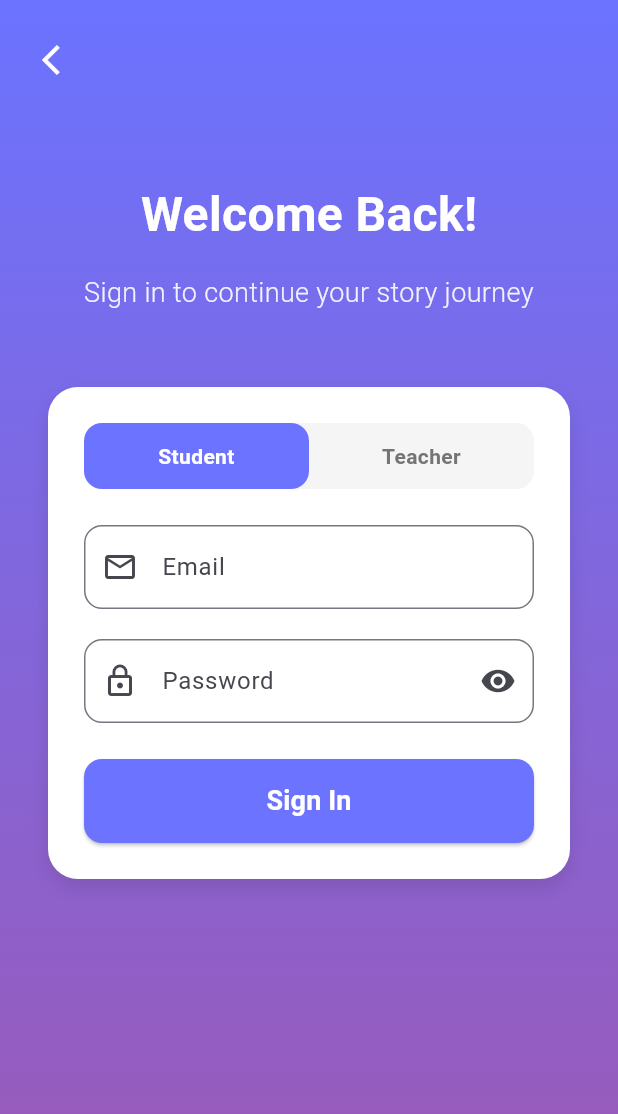
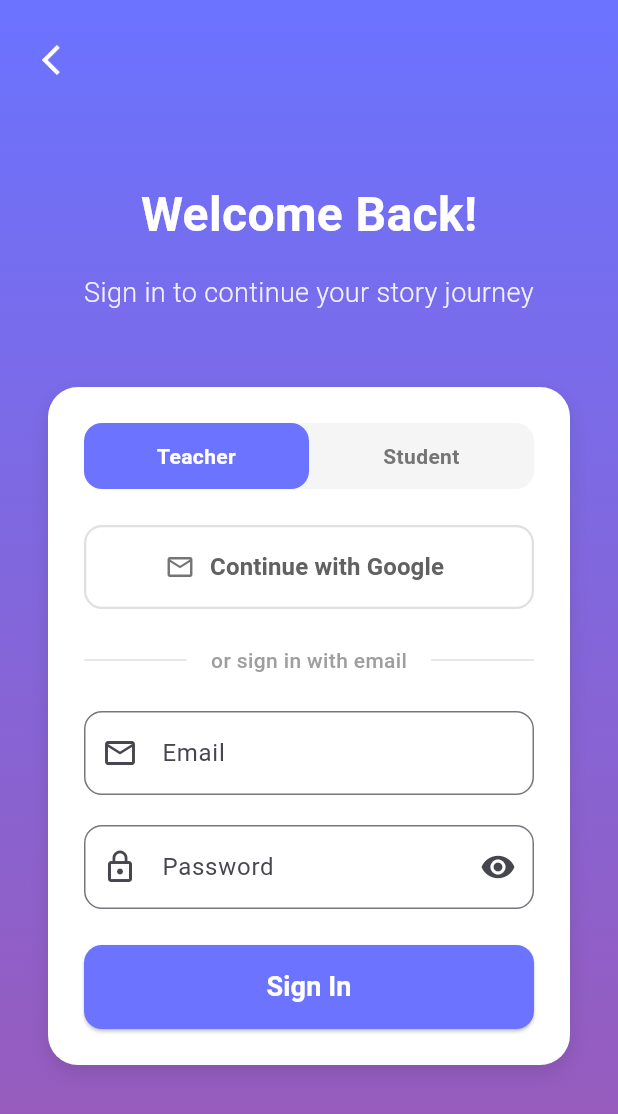
Before and after one commit to DalenVilla/Story-Buddy, a Flutter app: the screen it shows after launch, after a tap on "I Already Have an Account", on a phone screen of 412 x 824 dp. Shown: the top 1114 px of the screen. Run offline on Flutter 3.47's test engine with Material 3 defaults, Android fonts, the phone set to English and light mode, and no system bars; our stand-ins replace flutter_dotenv, shared_preferences, video_player; network calls fail.

Commit message:
fixed login

```diff
--- a/lib/screens/auth/login_screen_main.dart
+++ b/lib/screens/auth/login_screen_main.dart
@@ -1,5 +1,6 @@
 import 'package:flutter/material.dart';
 import '../student/student_home_screen.dart'; // TODO: CHANGE THIS
+import '../teacher/teacher_home_screen.dart';
 
 class LoginScreen extends StatefulWidget {
   const LoginScreen({super.key});
@@ -12,7 +13,7 @@ class _LoginScreenState extends State<LoginScreen> {
   final _formKey = GlobalKey<FormState>();
   final _emailController = TextEditingController();
   final _passwordController = TextEditingController();
-  String _selectedRole = 'student';
+  String _selectedRole = 'teacher';
   bool _isPasswordVisible = false;
   bool _isLoading = false;
 
@@ -52,11 +53,33 @@ class _LoginScreenState extends State<LoginScreen> {
         Navigator.pushReplacement(
           context,
           MaterialPageRoute(
-            builder: (context) => const StorytimeHomeScreen(), // You can create a TeacherDashboard later
+            builder: (context) => const TeacherHomeScreen(),
           ),
         );
       }
     }
+  }
+
+  Future<void> _handleGoogleLogin() async {
+    setState(() {
+      _isLoading = true;
+    });
+
+    // Simulate Google OAuth login delay
+    await Future.delayed(const Duration(seconds: 2));
+
+    setState(() {
+      _isLoading = false;
+    });
+
+    // Navigate to teacher dashboard
+    if (!mounted) return;
+    Navigator.pushReplacement(
+      context,
+      MaterialPageRoute(
+        builder: (context) => const TeacherHomeScreen(),
+      ),
+    );
   }
 
   @override
@@ -152,6 +175,32 @@ class _LoginScreenState extends State<LoginScreen> {
                                     Expanded(
                                       child: GestureDetector(
                                         onTap: () => setState(() {
+                                          _selectedRole = 'teacher';
+                                        }),
+                                        child: Container(
+                                          padding: const EdgeInsets.symmetric(vertical: 12),
+                                          decoration: BoxDecoration(
+                                            color: _selectedRole == 'teacher'
+                                                ? const Color(0xFF6B73FF)
+                                                : Colors.transparent,
+                                            borderRadius: BorderRadius.circular(12),
+                                          ),
+                                          child: Text(
+                                            'Teacher',
+                                            textAlign: TextAlign.center,
+                                            style: TextStyle(
+                                              color: _selectedRole == 'teacher'
+                                                  ? Colors.white
+                                                  : Colors.grey[600],
+                                              fontWeight: FontWeight.w600,
+                                            ),
+                                          ),
+                                        ),
+                                      ),
+                                    ),
+                                    Expanded(
+                                      child: GestureDetector(
+                                        onTap: () => setState(() {
                                           _selectedRole = 'student';
                                         }),
                                         child: Container(
@@ -175,36 +224,88 @@ class _LoginScreenState extends State<LoginScreen> {
                                         ),
                                       ),
                                     ),
-                                    Expanded(
-                                      child: GestureDetector(
-                                        onTap: () => setState(() {
-                                          _selectedRole = 'teacher';
-                                        }),
-                                        child: Container(
-                                          padding: const EdgeInsets.symmetric(vertical: 12),
-                                          decoration: BoxDecoration(
-                                            color: _selectedRole == 'teacher'
-                                                ? const Color(0xFF6B73FF)
-                                                : Colors.transparent,
+                                  ],
+                                ),
+                              ),
+                              const SizedBox(height: 24),
+
+                              // Show different content based on selected role
+                              if (_selectedRole == 'teacher') ...[
+                                // Google Login Button for Teachers
+                                SizedBox(
+                                  width: double.infinity,
+                                  height: 56,
+                                  child: OutlinedButton.icon(
+                                    onPressed: _isLoading ? null : _handleGoogleLogin,
+                                    style: OutlinedButton.styleFrom(
+                                      backgroundColor: Colors.white,
+                                      foregroundColor: Colors.grey[700],
+                                      side: BorderSide(color: Colors.grey[300]!, width: 1.5),
+                                      elevation: 0,
+                                      shadowColor: Colors.transparent,
+                                      shape: RoundedRectangleBorder(
                                         borderRadius: BorderRadius.circular(12),
                                       ),
-                                          child: Text(
-                                            'Teacher',
-                                            textAlign: TextAlign.center,
+                                    ),
+                                    icon: Container(
+                                      width: 24,
+                                      height: 24,
+                                      decoration: BoxDecoration(
+                                        borderRadius: BorderRadius.circular(4),
+                                      ),
+                                      child: Image.network(
+                                        'https://developers.google.com/identity/images/g-logo.png',
+                                        width: 20,
+                                        height: 20,
+                                        errorBuilder: (context, error, stackTrace) {
+                                          return Icon(Icons.email_outlined, size: 20, color: Colors.grey[600]);
+                                        },
+                                      ),
+                                    ),
+                                    label: const Text(
+                                      'Continue with Google',
                                       style: TextStyle(
-                                              color: _selectedRole == 'teacher'
-                                                  ? Colors.white
-                                                  : Colors.grey[600],
+                                        fontSize: 16,
                                         fontWeight: FontWeight.w600,
                                       ),
                                     ),
                                   ),
                                 ),
+
+                                const SizedBox(height: 24),
+
+                                // Divider
+                                Row(
+                                  children: [
+                                    Expanded(
+                                      child: Container(
+                                        height: 1,
+                                        color: Colors.grey[300],
+                                      ),
+                                    ),
+                                    Padding(
+                                      padding: const EdgeInsets.symmetric(horizontal: 16),
+                                      child: Text(
+                                        'or sign in with email',
+                                        style: TextStyle(
+                                          color: Colors.grey[500],
+                                          fontWeight: FontWeight.w500,
+                                          fontSize: 14,
+                                        ),
+                                      ),
+                                    ),
+                                    Expanded(
+                                      child: Container(
+                                        height: 1,
+                                        color: Colors.grey[300],
+                                      ),
                                     ),
                                   ],
                                 ),
-                              ),
+
                                 const SizedBox(height: 24),
+                              ],
+
                               // Email Field
                               TextFormField(
                                 controller: _emailController,
```
Lines whose indentation alone changed are shown as unchanged.
